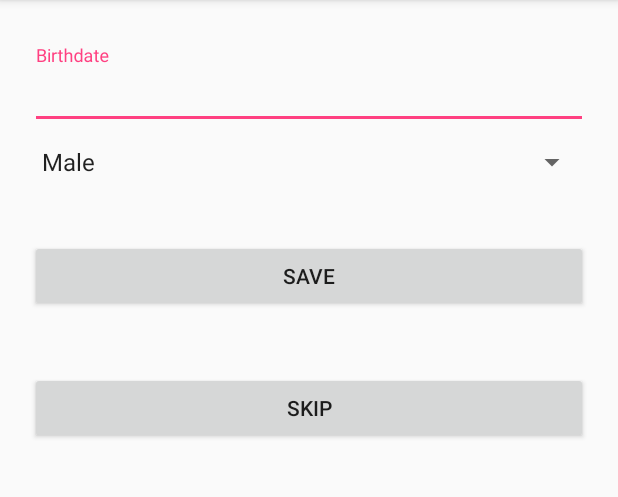
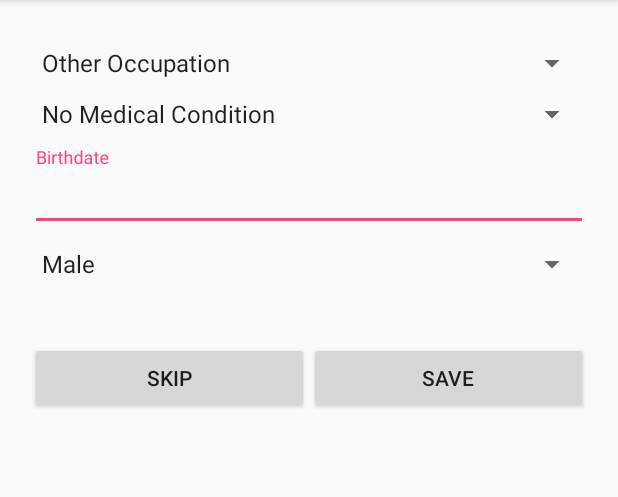
Before and after one commit to nutnnut/Wireless_Project_OPENUP, an Android app: the InfoRegisActivity screen opened directly, with no data from a screen before it, on a phone screen of 412 x 824 dp, the part 84-581 px from its top. Run offline under Robolectric (Android 15) with nearby library versions, the light colour scheme and no system bars.

Commit message:
info regis all layout

```diff
--- a/app/src/main/res/layout/activity_info_regis.xml
+++ b/app/src/main/res/layout/activity_info_regis.xml
@@ -14,6 +14,36 @@
         android:layout_width="match_parent"
         android:layout_height="match_parent"
         android:orientation="vertical">
+
+        <android.support.design.widget.TextInputLayout
+            android:id="@+id/textInputLayoutOccupation"
+            android:layout_width="match_parent"
+            android:layout_height="wrap_content"
+            android:layout_marginTop="10dp">
+
+            <Spinner
+                android:id="@+id/SpinnerOccupation"
+                android:layout_height="wrap_content"
+                android:prompt="@string/prompt_occupation"
+                android:layout_width="fill_parent"
+                android:entries="@array/occupation_list">
+            </Spinner>
+        </android.support.design.widget.TextInputLayout>
+
+        <android.support.design.widget.TextInputLayout
+            android:id="@+id/textInputLayoutCondition"
+            android:layout_width="match_parent"
+            android:layout_height="wrap_content"
+            android:layout_marginTop="10dp">
+
+            <Spinner
+                android:id="@+id/SpinnerCondition"
+                android:layout_height="wrap_content"
+                android:prompt="@string/prompt_condition"
+                android:layout_width="fill_parent"
+                android:entries="@array/condition_list">
+            </Spinner>
+        </android.support.design.widget.TextInputLayout>
 
         <android.support.design.widget.TextInputLayout
             android:id="@+id/textInputLayoutDate"
@@ -37,7 +67,7 @@
             android:layout_marginTop="10dp">
 
             <Spinner
-                android:id="@+id/SpinnerFeedbackType"
+                android:id="@+id/SpinnerGender"
                 android:layout_height="wrap_content"
                 android:prompt="@string/prompt_gender"
                 android:layout_width="fill_parent"
@@ -47,22 +77,26 @@
             <LinearLayout
                 android:layout_width="match_parent"
                 android:layout_height="match_parent"
-                android:orientation="vertical">
+                android:orientation="horizontal">
+
+                <android.support.v7.widget.AppCompatButton
+                    android:id="@+id/appCompatButtonSkipInfo"
+                    android:layout_width="match_parent"
+                    android:layout_height="wrap_content"
+                    android:layout_marginTop="40dp"
+                    android:layout_weight="1"
+                    android:text="@string/action_skip_info" />
 
                 <android.support.v7.widget.AppCompatButton
                     android:id="@+id/appCompatButtonSaveInfo"
                     android:layout_width="match_parent"
                     android:layout_height="wrap_content"
                     android:layout_marginTop="40dp"
+                    android:layout_weight="1"
                     android:text="@string/action_save_info" />
 
-                <android.support.v7.widget.AppCompatButton
-                    android:id="@+id/appCompatButtonSkipInfo"
-                    android:layout_width="match_parent"
-                    android:layout_height="wrap_content"
-                    android:layout_marginTop="40dp"
-                    android:text="@string/action_skip_info" />
             </LinearLayout>
+
         </android.support.design.widget.TextInputLayout>
 
 
--- a/app/src/main/res/layout/activity_register.xml
+++ b/app/src/main/res/layout/activity_register.xml
@@ -14,28 +14,6 @@
         android:layout_width="match_parent"
         android:layout_height="match_parent"
         android:orientation="vertical">
-
-        <android.support.v7.widget.AppCompatImageView
-            android:layout_width="match_parent"
-            android:layout_height="103dp"
-            android:layout_gravity="center_horizontal"
-            android:layout_marginTop="10dp"
-            android:src="@drawable/logo"/>
-
-        <android.support.design.widget.TextInputLayout
-            android:id="@+id/textInputLayoutName"
-            android:layout_width="match_parent"
-            android:layout_height="wrap_content"
-            android:layout_marginTop="10dp">
-
-            <android.support.design.widget.TextInputEditText
-                android:id="@+id/textInputEditTextName"
-                android:layout_width="match_parent"
-                android:layout_height="wrap_content"
-                android:hint="@string/prompt_name"
-                android:inputType="text"
-                android:maxLines="1"/>
-        </android.support.design.widget.TextInputLayout>
 
         <android.support.design.widget.TextInputLayout
             android:id="@+id/textInputLayoutEmail"
@@ -82,11 +60,28 @@
                 android:maxLines="1"/>
         </android.support.design.widget.TextInputLayout>
 
+        <android.support.design.widget.TextInputLayout
+            android:id="@+id/textInputLayoutName"
+            android:layout_width="match_parent"
+            android:layout_height="wrap_content"
+            android:layout_marginTop="10dp">
+
+            <android.support.design.widget.TextInputEditText
+                android:id="@+id/textInputEditTextName"
+                android:layout_width="match_parent"
+                android:layout_height="wrap_content"
+                android:hint="@string/prompt_name"
+                android:inputType="text"
+                android:maxLines="1" />
+
+        </android.support.design.widget.TextInputLayout>
+
         <android.support.v7.widget.AppCompatButton
             android:id="@+id/appCompatButtonRegister"
             android:layout_width="match_parent"
             android:layout_height="wrap_content"
             android:layout_marginTop="40dp"
+            android:layout_weight="1"
             android:text="@string/action_sign_up" />
 
         <android.support.v7.widget.AppCompatTextView
--- a/app/src/main/res/values/arrays.xml
+++ b/app/src/main/res/values/arrays.xml
@@ -5,4 +5,16 @@
         <item>@string/gender_female</item>
         <item>@string/gender_none</item>
     </string-array>
+    <string-array name="occupation_list">
+        <item>@string/occupation_1</item>
+        <item>@string/occupation_2</item>
+        <item>@string/occupation_3</item>
+        <item>@string/occupation_4</item>
+        <item>@string/occupation_5</item>
+    </string-array>
+    <string-array name="condition_list">
+        <item>@string/condition_1</item>
+        <item>@string/condition_2</item>
+        <item>@string/condition_3</item>
+    </string-array>
 </resources>
--- a/app/src/main/res/values/strings.xml
+++ b/app/src/main/res/values/strings.xml
@@ -11,12 +11,23 @@
     <string name="prompt_email">Email</string>
     <string name="prompt_password">Password</string>
     <string name="prompt_confirm_password">Confirm Password</string>
-    <string name="prompt_name">Name</string>
+    <string name="prompt_name">Display Name</string>
     <string name="prompt_date">Birthdate</string>
     <string name="prompt_gender">Gender</string>
+    <string name="prompt_occupation">Occupation</string>
+    <string name="prompt_condition">Medical Condition</string>
     <string name="gender_male">Male</string>
     <string name="gender_female">Female</string>
     <string name="gender_none">Not Specified</string>
+    <string name="occupation_1">Other Occupation</string>
+    <string name="occupation_2">Military/Civil Service</string>
+    <string name="occupation_3">Freelancer</string>
+    <string name="occupation_4">Employee</string>
+    <string name="occupation_5">Retiree</string>
+    <string name="occupation_6">Student</string>
+    <string name="condition_1">No Medical Condition</string>
+    <string name="condition_2">Mental Disorder</string>
+    <string name="condition_3">Chronic Disease</string>
     <string name="action_sign_in">Sign in</string>
     <string name="action_sign_up">Sign up</string>
     <string name="action_save_info">Save</string>
```
